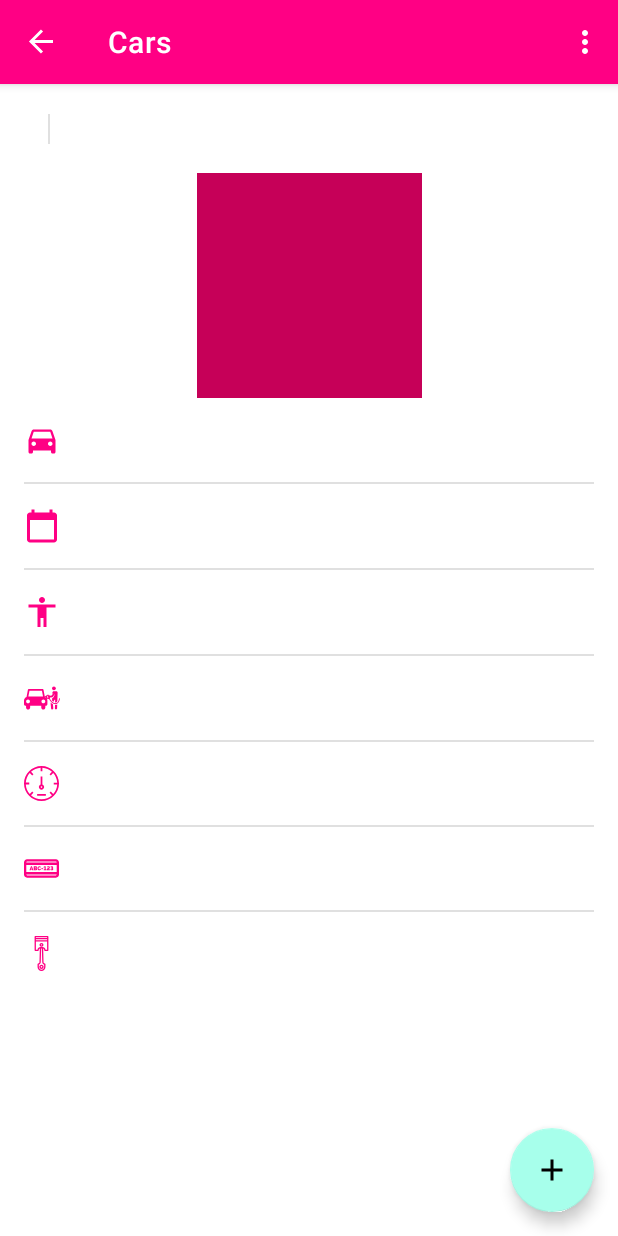
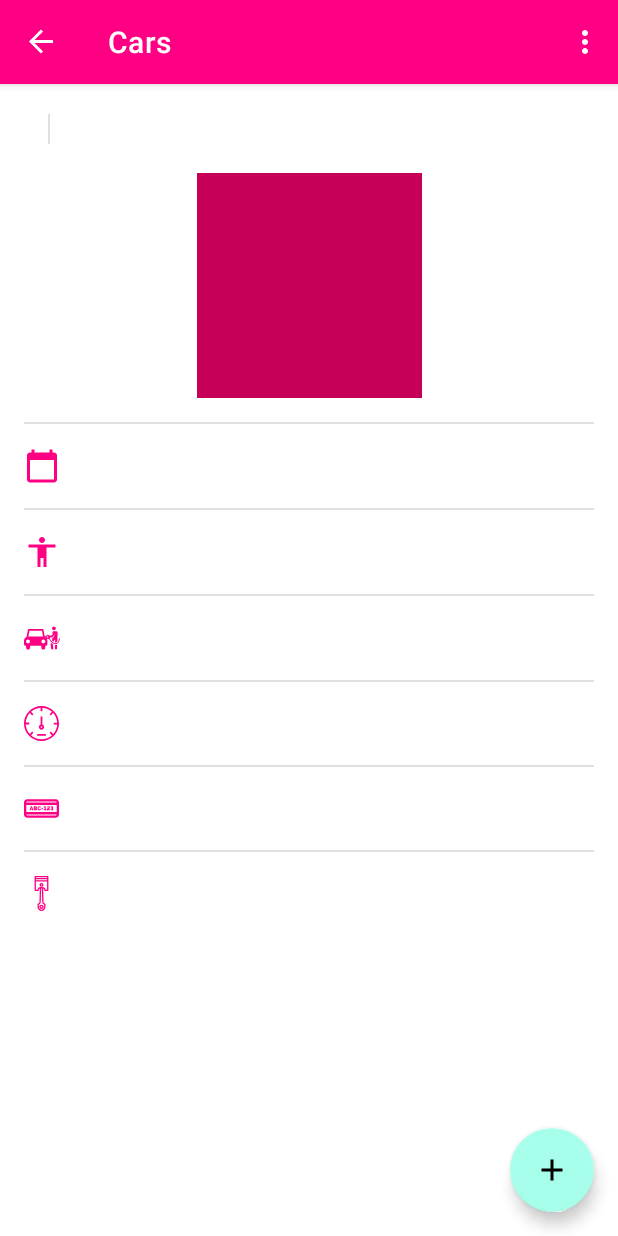
Before and after one commit to luigiiorio30/VehiclesList, an Android app: the CarsDetailFragment screen opened through its navigation route, on a phone screen of 412 x 824 dp. Run offline under Robolectric (Android 15) with nearby library versions, the phone set to English and light mode, and no system bars; our stand-ins replace navigation-ui; plain views replace RoundedImageView; 10 statements that could not run were skipped.

Commit message:
Removed redundant infora

```diff
--- a/app/src/main/res/layout/fragment_cars_detail.xml
+++ b/app/src/main/res/layout/fragment_cars_detail.xml
@@ -31,7 +31,7 @@
             android:textAppearance="?attr/textAppearanceHeadline6"
             app:layout_constraintStart_toEndOf="@+id/divider_license2"
             app:layout_constraintTop_toTopOf="parent"
-            tools:text="Brand" />
+            tools:text="Model" />
 
         <TextView
             android:id="@+id/name"
@@ -45,36 +45,15 @@
             tools:text="Name" />
 
 
-        <ImageView
-            android:id="@+id/ic_model"
-            android:layout_width="wrap_content"
-            android:layout_height="wrap_content"
-            android:layout_margin="16dp"
-            android:layout_marginTop="16dp"
-            android:src="@drawable/ic_car"
-            app:layout_constraintStart_toStartOf="parent"
-            app:layout_constraintTop_toBottomOf="@+id/image" />
-
-        <TextView
-            android:id="@+id/model"
-            android:layout_width="wrap_content"
-            android:layout_height="wrap_content"
-            android:layout_marginStart="8dp"
-            android:maxLines="1"
-            android:textAppearance="?attr/textAppearanceBody2"
-            app:layout_constraintBottom_toBottomOf="@id/ic_model"
-            app:layout_constraintStart_toEndOf="@id/ic_model"
-            app:layout_constraintTop_toTopOf="@id/ic_model"
-            tools:text="Model" />
-
         <View
             android:id="@+id/divider_model"
             android:layout_width="match_parent"
             android:layout_height="1dp"
             android:layout_margin="16dp"
+            android:layout_marginTop="16dp"
             android:background="?attr/dividerHorizontal"
             app:layout_constraintStart_toStartOf="parent"
-            app:layout_constraintTop_toBottomOf="@id/ic_model" />
+            app:layout_constraintTop_toBottomOf="@+id/image" />
 
         <ImageView
             android:id="@+id/ic_calendar"
```
